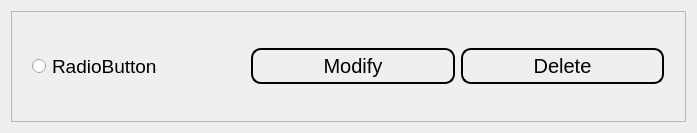
Before: the Qt Designer form ui/automate_select.ui in Achu-Worifung/quickMove, drawn with Qt 5.
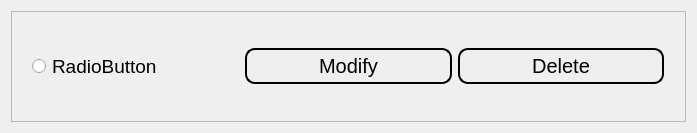
After: the same form once the commit is applied.

```diff
--- a/ui/automate_select.ui
+++ b/ui/automate_select.ui
@@ -74,14 +74,20 @@
               </property>
               <property name="sizeHint" stdset="0">
                <size>
-                <width>10</width>
-                <height>10</height>
+                <width>1</width>
+                <height>1</height>
                </size>
               </property>
              </spacer>
             </item>
             <item>
              <widget class="QPushButton" name="modify">
+              <property name="minimumSize">
+               <size>
+                <width>75</width>
+                <height>0</height>
+               </size>
+              </property>
               <property name="maximumSize">
                <size>
                 <width>16777215</width>
```
